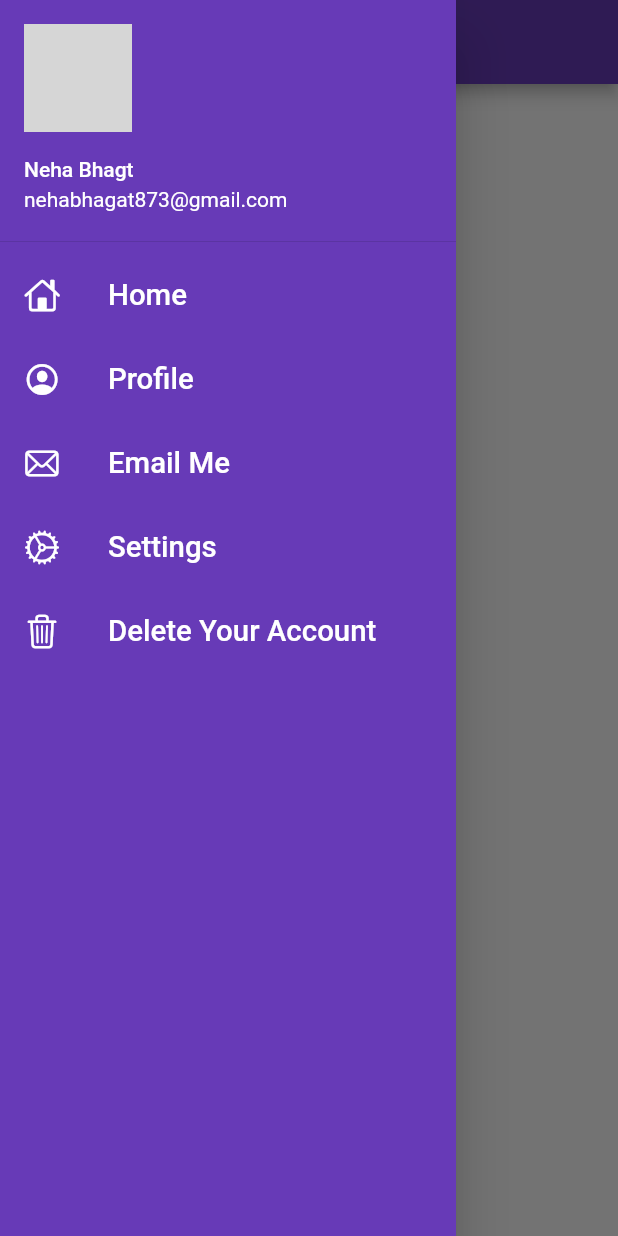
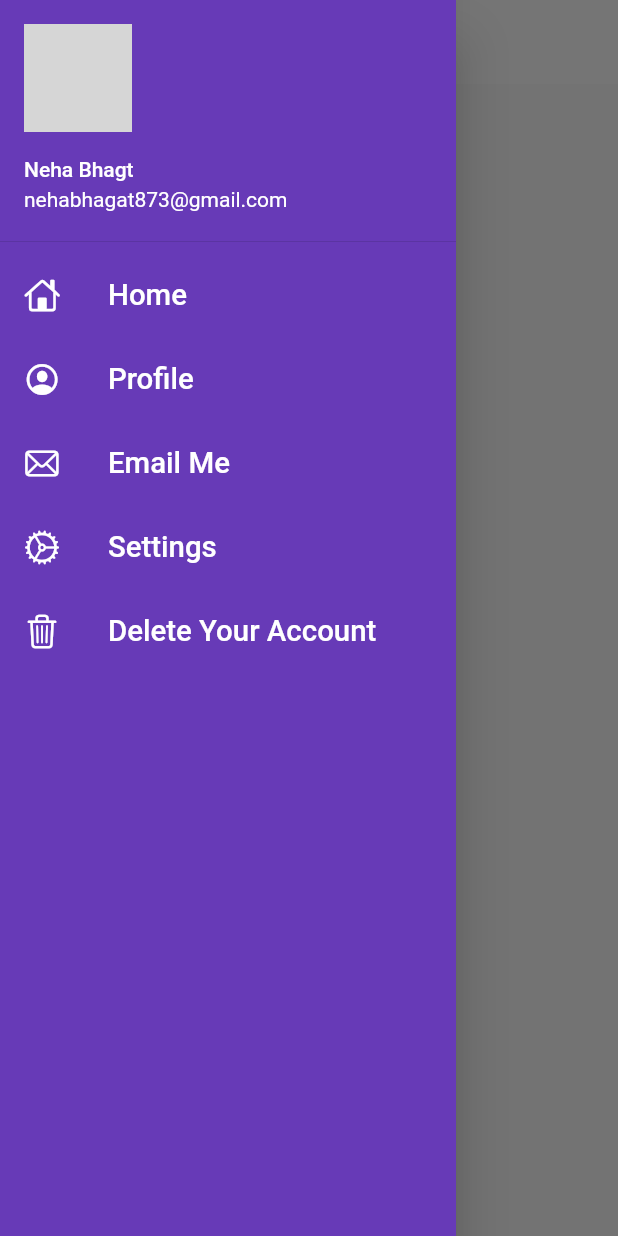
Before and after one commit to itsnehabhagat05/catalog_app, a Flutter app: the screen it shows after launch, with the side drawer open, on a phone screen of 412 x 824 dp. Run offline on Flutter 3.47's test engine with Material 2 defaults, Android fonts, the phone set to English and light mode, and no system bars; network calls fail; grey boxes are pictures that could not be loaded.

Commit message:
theme extracted

```diff
--- a/lib/Pages/home_page.dart
+++ b/lib/Pages/home_page.dart
@@ -12,7 +12,9 @@ class HomePage extends StatelessWidget {
 
     return Scaffold(
       appBar: AppBar(
-        title: Text("MYAPP"),
+        title: Text("Catalog App",
+        ),
+
       ),
         body:Center(
           child:Container(
--- a/lib/main.dart
+++ b/lib/main.dart
@@ -2,6 +2,7 @@ import 'package:flutter/material.dart';
 import 'package:flutter_catalog/Pages/home_page.dart';
 import 'package:flutter_catalog/Pages/login_page.dart';
 import 'package:flutter_catalog/utils/routes.dart';
+import 'package:flutter_catalog/widgets/themes.dart';
 
 void main(){
   runApp(MyApp());
@@ -14,9 +15,11 @@ class MyApp extends StatelessWidget {
   Widget build(BuildContext context) {
     return MaterialApp(
       themeMode: ThemeMode.light,
-      theme: ThemeData(
-        primarySwatch: Colors.deepPurple,
-        ),
+      theme: MyTheme.lightTheme(context),
+
+      darkTheme: MyTheme.darkTheme(context),
+
+
       debugShowCheckedModeBanner: false,
       initialRoute:MyRoutes.homeRoute ,
       routes: {
--- /dev/null
+++ b/lib/widgets/themes.dart
@@ -0,0 +1,19 @@
+import 'package:flutter/material.dart';
+
+
+
+class MyTheme{
+  static ThemeData lightTheme(BuildContext context) => ThemeData(
+        primarySwatch: Colors.deepPurple,
+        appBarTheme: AppBarTheme(
+          color: Colors.white,
+          elevation: 0.0,
+          iconTheme: IconThemeData(color: Colors.black),
+          toolbarTextStyle: Theme.of(context).textTheme.bodyText2, // ????
+
+        ));
+
+
+static ThemeData darkTheme(BuildContext context) => ThemeData(
+        brightness: Brightness.dark,);
+}
```
